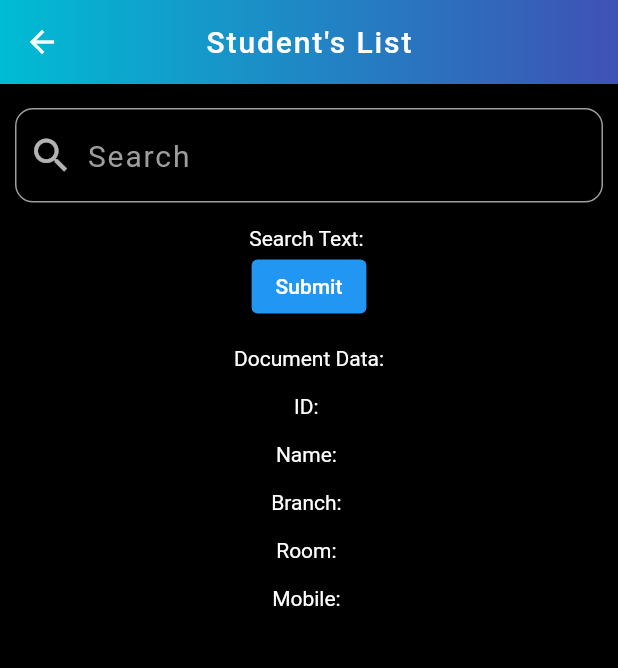
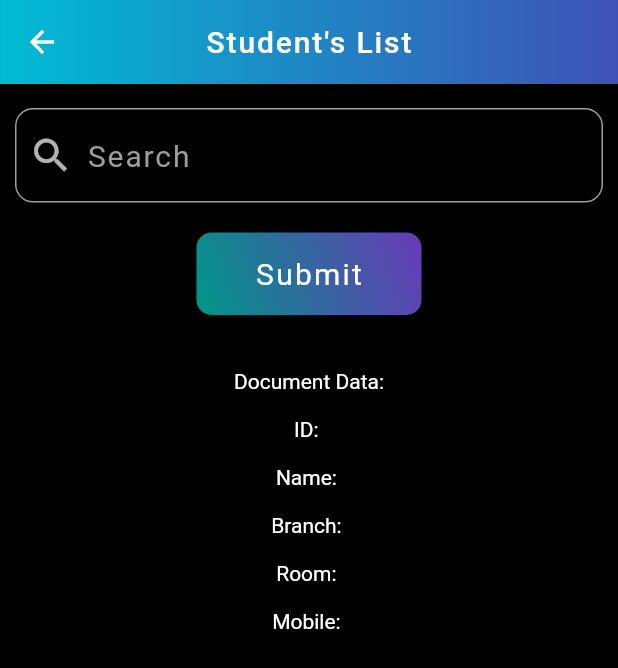
Before and after one commit to ManishModak/appwrite_hackathon, a Flutter app: the StudentList screen opened by its route, on a phone screen of 412 x 824 dp. Shown: the top 668 px of the screen. Run offline on Flutter 3.47's test engine with Material 2 defaults, Android fonts, the phone set to English and light mode, and no system bars; our stand-ins replace appwrite, firebase_core, flutter_spinkit, image_picker, shared_preferences; accounts and stored records are empty.

Commit message:
Student List Page Improvement .

```diff
--- a/lib/pages/menuPages/studentlist_page.dart
+++ b/lib/pages/menuPages/studentlist_page.dart
@@ -13,6 +13,7 @@ class StudentList extends StatefulWidget {
 }
 
 class _StudentListState extends State<StudentList> {
+
   MainDatabase data = MainDatabase();
   String searchText = '';
   String id = '';
@@ -134,7 +135,8 @@ class _StudentListState extends State<StudentList> {
             ],
           ),
         ),
-        body: Column(
+        body: SingleChildScrollView(
+          child: Column(
             children: [
               Padding(
                 padding: const EdgeInsets.fromLTRB(10, 16, 10, 0) ,
@@ -150,15 +152,35 @@ class _StudentListState extends State<StudentList> {
                   style: const TextStyle(color: Colors.grey, fontSize: 20),
                 ),
               ),
-            const SizedBox(height: 16.0),
-            Text('Search Text: $searchText')   ,
-            ElevatedButton(
-                onPressed: () {
-                  call();
-                },
-                child: const Text("Submit")),
+              const SizedBox(height: 20.0),
+              Container(
+                width: 150,
+                height: 55,
+                decoration: BoxDecoration(
+                    gradient: buttonLinearGradient_1,
+                    borderRadius: BorderRadius.circular(10)
+                ),
+                child: ElevatedButton(
+                  onPressed: call,
+                  style: ElevatedButton.styleFrom(
+                      backgroundColor: Colors.transparent,
+                      elevation: 0
+                  ),
+                  child:const Text(
+                    "Submit",
+                    style: TextStyle(
+                        fontSize: 20,
+                        color: Colors.white,
+                        fontWeight: FontWeight.w400,
+                        letterSpacing: 1.5
+                    ),
+                  ),
+                ),
+              ),
+              const SizedBox(height: 20.0),
               callBack(),
             ],
+          ),
         ),
       ),
     );
```
Lines whose indentation alone changed are shown as unchanged.
